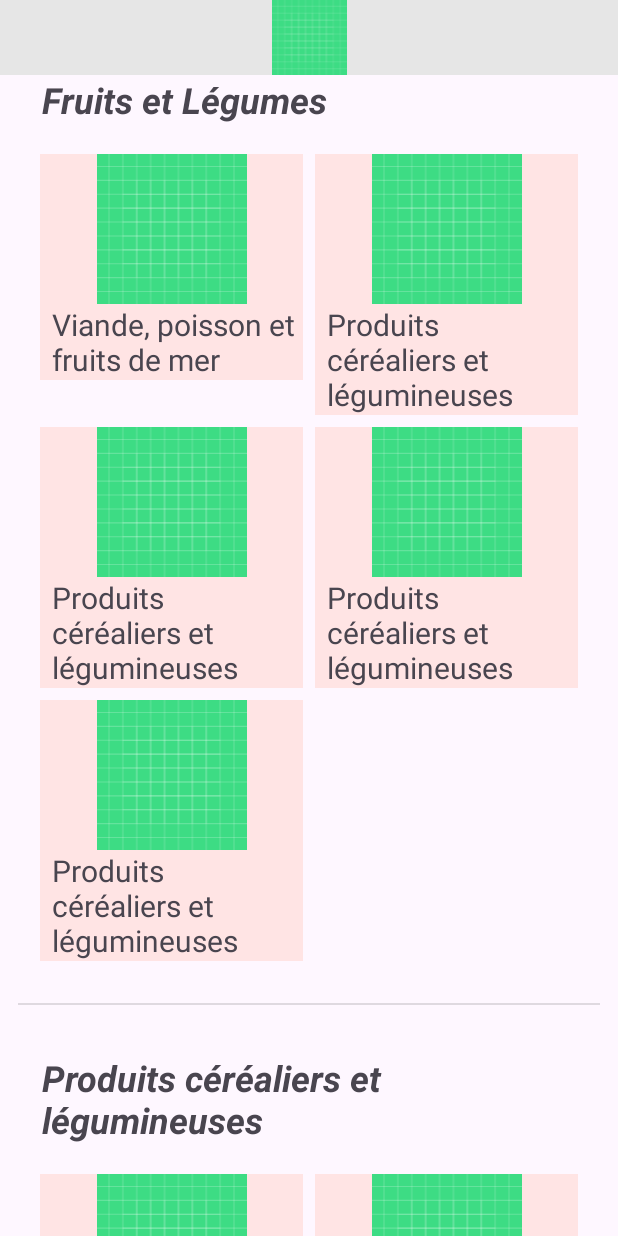
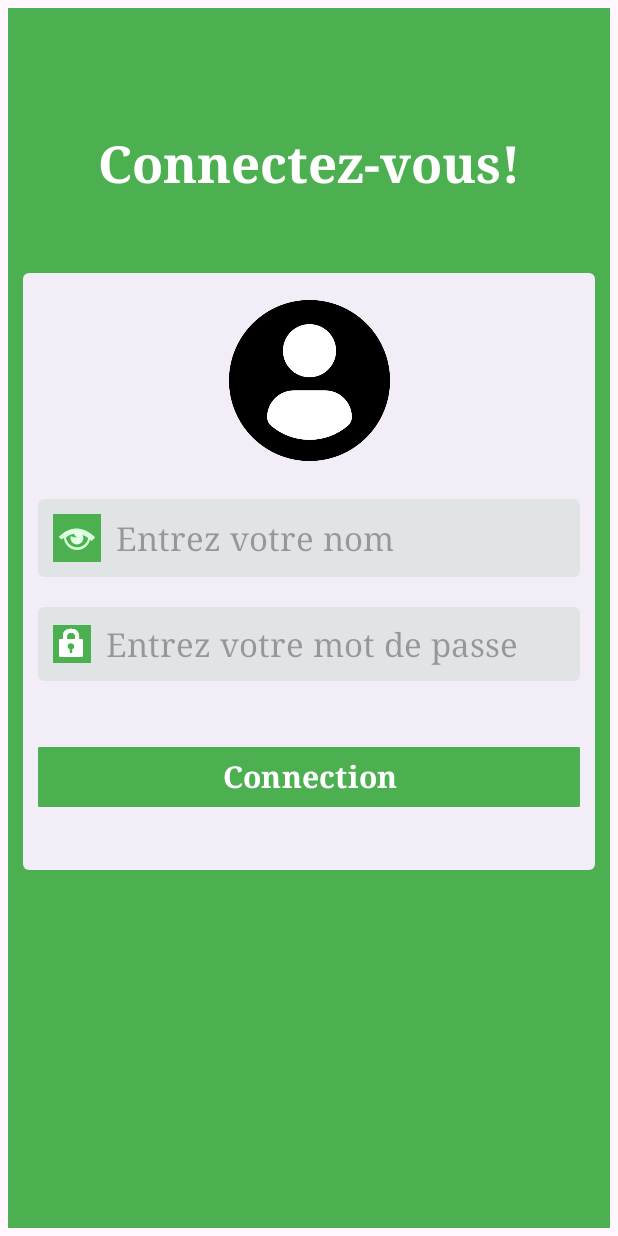
Before and after one commit to WarperSanPlus/PFI-Mobile1, an Android app: the screen it shows after launch (ActivityListe before the commit, LoginActivity after it), on a phone screen of 412 x 824 dp. Run offline under Robolectric (Android 15) with nearby library versions, the light colour scheme and no system bars.

Commit message:
Login Update

```diff
--- a/app/src/main/java/com/example/pfi/Activities/ActivityListe.java
+++ b/app/src/main/java/com/example/pfi/Activities/ActivityListe.java
@@ -17,7 +17,6 @@ import java.util.ArrayList;
 import java.util.Comparator;
 
 public class ActivityListe extends AppCompatActivity {
-
     @Override
     protected void onCreate(Bundle savedInstanceState) {
         super.onCreate(savedInstanceState);
--- /dev/null
+++ b/app/src/main/java/com/example/pfi/Activities/LoginActivity.java
@@ -0,0 +1,61 @@
+package com.example.pfi.Activities;
+
+import androidx.appcompat.app.AppCompatActivity;
+
+import android.content.Intent;
+import android.os.Bundle;
+import android.view.View;
+import android.widget.Button;
+import android.widget.EditText;
+
+import com.example.pfi.Classes.Client;
+import com.example.pfi.R;
+import com.google.android.material.snackbar.Snackbar;
+
+public class LoginActivity extends AppCompatActivity {
+    private EditText edit_nom;
+    private EditText edit_mdp;
+
+    protected void onCreate(Bundle savedInstanceState) {
+        super.onCreate(savedInstanceState);
+        setContentView(R.layout.activity_login);
+
+        // Récupération des views
+        edit_nom = findViewById(R.id.login_edit_nom);
+        edit_mdp = findViewById(R.id.login_edit_mdp);
+        Button btn = findViewById(R.id.login_btn_connection);
+
+        // Click bouton
+        btn.setOnClickListener(this::onConnectionBtnClicked);
+    }
+
+    /**
+     *
+     * @param mdpDuClient  Parameter 1 -> mdp dans le editText
+     * @return boolean si le mdp est correct
+     */
+    private boolean mdpCorrect(String mdpDuClient) {
+        return mdpDuClient.equals("Password");
+    }
+
+    private void onConnectionBtnClicked(View view) {
+        // Récupération nom & mot de passe du client
+        String nom = edit_nom.getText().toString();
+        String mdp = edit_mdp.getText().toString();
+
+        // Vérification du mot de passe (par défaut: Password)
+        if (!mdpCorrect(mdp)){
+            Snackbar.make(
+                    findViewById(R.id.login_layout1),
+                    getString(R.string.login_error),
+                    Snackbar.LENGTH_SHORT
+            ).show();
+            return;
+        }
+
+        Intent versListeÉpicerie = new Intent(this, MainActivity.class);
+
+        Client client = new Client(nom, mdp);
+        startActivity(versListeÉpicerie);
+    }
+}
--- a/app/src/main/java/com/example/pfi/Activities/MainActivity.java
+++ b/app/src/main/java/com/example/pfi/Activities/MainActivity.java
@@ -4,6 +4,7 @@ import androidx.annotation.StringRes;
 import androidx.appcompat.app.AppCompatActivity;
 
 import android.content.Intent;
+import android.content.res.Resources;
 import android.os.Bundle;
 
 import com.example.pfi.R;
--- a/app/src/main/java/com/example/pfi/Classes/Category.java
+++ b/app/src/main/java/com/example/pfi/Classes/Category.java
@@ -1,4 +1,6 @@
 package com.example.pfi.Classes;
+
+import android.os.Bundle;
 
 import androidx.annotation.NonNull;
 import androidx.annotation.StringRes;
@@ -38,6 +40,8 @@ public class Category implements Comparable<Category> {
         articles.sort(Comparator.naturalOrder());
     }
 
+    public ArrayList<Article> getArticles() { return articles; }
+
     // endregion
 
     public Category(
@@ -47,7 +51,6 @@ public class Category implements Comparable<Category> {
     }
 
     // region Static
-
     /**
      *
      * @return Categories loaded by the application.
--- a/app/src/main/java/com/example/pfi/Fragments/CategoryDisplay.java
+++ b/app/src/main/java/com/example/pfi/Fragments/CategoryDisplay.java
@@ -22,9 +22,11 @@ import java.util.ArrayList;
  * create an instance of this fragment.
  */
 public class CategoryDisplay extends Fragment {
-    private static final String ARG_PARAM1 = "CATEGORY_NAME";
+    private static final String CATEGORY_NAME = "CATEGORY_NAME";
+    private static final String CATEGORY_ARTICLES = "CATEGORY_ARTICLES";
 
     private int name;
+    private ArrayList<Article> articles;
 
     public CategoryDisplay() {
         // Required empty public constructor
@@ -40,7 +42,8 @@ public class CategoryDisplay extends Fragment {
         CategoryDisplay fragment = new CategoryDisplay();
         Bundle args = new Bundle();
 
-        args.putInt(ARG_PARAM1, category.getNomId());
+        args.putInt(CATEGORY_NAME, category.getNomId());
+        args.putSerializable(CATEGORY_ARTICLES, category.getArticles());
 
         fragment.setArguments(args);
         return fragment;
@@ -49,9 +52,12 @@ public class CategoryDisplay extends Fragment {
     @Override
     public void onCreate(Bundle savedInstanceState) {
         super.onCreate(savedInstanceState);
-        if (getArguments() != null) {
-            name = getArguments().getInt(ARG_PARAM1);
-        }
+
+        if (getArguments() == null)
+            return;
+
+        name = getArguments().getInt(CATEGORY_NAME);
+        articles = (ArrayList<Article>) getArguments().getSerializable(CATEGORY_ARTICLES);
     }
 
     @Override
@@ -62,15 +68,6 @@ public class CategoryDisplay extends Fragment {
         TextView categoryName = v.findViewById(R.id.categoryNameTV);
         categoryName.setText(name);
 
-        // categoryDisplay_articlesGrid
-        // Get articles
-        ArrayList<Article> articles = new ArrayList<>();
-        articles.add(new Article(R.string.category_meat, R.string.category_diary));
-        articles.add(new Article(R.string.category_cereals, R.string.category_diary));
-        articles.add(new Article(R.string.category_cereals, R.string.category_diary));
-        articles.add(new Article(R.string.category_cereals, R.string.category_diary));
-        articles.add(new Article(R.string.category_cereals, R.string.category_diary));
-
         // Create fragments
         FragmentHelper.createFragments(
                 R.id.categoryDisplay_articlesGrid,
@@ -79,6 +76,11 @@ public class CategoryDisplay extends Fragment {
                 getChildFragmentManager()
         );
 
+        // Hide empty categories
+        if (articles.size() == 0) {
+            v.setVisibility(View.GONE);
+        }
+
         return v;
     }
 }
--- /dev/null
+++ b/app/src/main/res/layout/activity_login.xml
@@ -0,0 +1,127 @@
+<?xml version="1.0" encoding="utf-8"?>
+<androidx.constraintlayout.widget.ConstraintLayout xmlns:android="http://schemas.android.com/apk/res/android"
+    xmlns:app="http://schemas.android.com/apk/res-auto"
+    xmlns:tools="http://schemas.android.com/tools"
+    android:id="@+id/login_layout1"
+    android:layout_width="match_parent"
+    android:layout_height="match_parent"
+    android:layout_margin="5dp"
+    android:background="@color/main_color_fg"
+    tools:context=".Activities.LoginActivity">
+
+    <TextView
+        android:id="@+id/login_titre"
+        android:layout_width="0dp"
+        android:layout_height="wrap_content"
+        android:layout_marginTop="80dp"
+        android:fontFamily="serif"
+        android:text="@string/login_titre"
+        android:textAlignment="center"
+        android:textColor="@color/main_title"
+        android:textSize="34sp"
+        android:textStyle="bold"
+        app:layout_constraintEnd_toEndOf="parent"
+        app:layout_constraintStart_toStartOf="parent"
+        app:layout_constraintTop_toTopOf="parent"
+        tools:ignore="TextContrastCheck" />
+
+    <androidx.constraintlayout.widget.ConstraintLayout
+        android:id="@+id/login_layout"
+        android:layout_width="0dp"
+        android:layout_height="wrap_content"
+        android:layout_marginStart="10dp"
+        android:layout_marginTop="50dp"
+        android:layout_marginEnd="10dp"
+        android:background="?attr/popupMenuBackground"
+        app:layout_constraintEnd_toEndOf="parent"
+        app:layout_constraintHorizontal_bias="0.0"
+        app:layout_constraintStart_toStartOf="parent"
+        app:layout_constraintTop_toBottomOf="@+id/login_titre">
+
+        <ImageView
+            android:id="@+id/login_img"
+            android:layout_width="131dp"
+            android:layout_height="107dp"
+
+            android:layout_marginTop="10dp"
+            android:importantForAccessibility="no"
+            app:layout_constraintEnd_toEndOf="parent"
+            app:layout_constraintHorizontal_bias="0.501"
+            app:layout_constraintStart_toStartOf="parent"
+            app:layout_constraintTop_toTopOf="parent"
+            app:srcCompat="@drawable/login" />
+
+        <EditText
+            android:id="@+id/login_edit_nom"
+            android:layout_width="0dp"
+            android:layout_height="wrap_content"
+            android:layout_marginStart="10dp"
+            android:layout_marginTop="25dp"
+            android:layout_marginEnd="10dp"
+            android:autofillHints="@string/login_Entrez_nom"
+            android:background="?attr/popupMenuBackground"
+            android:backgroundTint="#1B4E954E"
+            android:drawableStart="@android:drawable/ic_menu_view"
+            android:drawablePadding="10dp"
+            android:drawableTint="@color/main_color_fg"
+            android:drawableTintMode="add"
+            android:fontFamily="serif"
+            android:hint="@string/login_Entrez_nom"
+            android:inputType="text"
+            android:padding="10dp"
+            android:textSize="22sp"
+            app:layout_constraintEnd_toEndOf="parent"
+            app:layout_constraintHorizontal_bias="0.0"
+            app:layout_constraintStart_toStartOf="parent"
+            app:layout_constraintTop_toBottomOf="@+id/login_img"
+            tools:ignore="TextContrastCheck,VisualLintTextFieldSize" />
+
+        <EditText
+            android:id="@+id/login_edit_mdp"
+            android:layout_width="0dp"
+            android:layout_height="wrap_content"
+            android:layout_marginStart="10dp"
+            android:layout_marginTop="20dp"
+            android:layout_marginEnd="10dp"
+            android:autofillHints="@string/login_Entrez_mdp"
+            android:background="?attr/popupMenuBackground"
+            android:backgroundTint="#1B4E954E"
+            android:drawableStart="@android:drawable/ic_lock_idle_lock"
+            android:drawablePadding="10dp"
+            android:drawableTint="@color/main_color_fg"
+            android:drawableTintMode="add"
+            android:fontFamily="serif"
+            android:hint="@string/login_Entrez_mdp"
+            android:inputType="textPassword"
+            android:padding="10dp"
+            android:textSize="22sp"
+            app:layout_constraintEnd_toEndOf="parent"
+            app:layout_constraintHorizontal_bias="0.0"
+            app:layout_constraintStart_toStartOf="parent"
+            app:layout_constraintTop_toBottomOf="@+id/login_edit_nom"
+            tools:ignore="TextContrastCheck,VisualLintTextFieldSize" />
+
+        <Button
+            android:id="@+id/login_btn_connection"
+            android:layout_width="0dp"
+            android:layout_height="wrap_content"
+            android:layout_marginStart="10dp"
+
+            android:layout_marginTop="40dp"
+
+            android:layout_marginEnd="10dp"
+            android:layout_marginBottom="30dp"
+            android:backgroundTint="@color/main_color_fg"
+            android:fontFamily="serif"
+            android:text="@string/login_btn_connection"
+            android:textSize="20sp"
+            android:textStyle="bold"
+            app:cornerRadius="@dimen/cardview_compat_inset_shadow"
+            app:layout_constraintBottom_toBottomOf="parent"
+            app:layout_constraintEnd_toEndOf="parent"
+            app:layout_constraintStart_toStartOf="parent"
+            app:layout_constraintTop_toBottomOf="@+id/login_edit_mdp"
+            tools:ignore="TextContrastCheck,VisualLintButtonSize" />
+    </androidx.constraintlayout.widget.ConstraintLayout>
+
+</androidx.constraintlayout.widget.ConstraintLayout>
--- a/app/src/main/res/layout/fragment_article_display.xml
+++ b/app/src/main/res/layout/fragment_article_display.xml
@@ -5,7 +5,6 @@
     android:layout_height="match_parent"
     android:layout_gravity="center_horizontal"
     android:layout_marginHorizontal="8dp"
-    android:background="#FFE4E4"
     tools:context=".Fragments.ArticleDisplay">
 
     <LinearLayout
@@ -17,6 +16,7 @@
             android:id="@+id/imageView"
             android:layout_width="match_parent"
             android:layout_height="100dp"
+            android:layout_marginTop="8dp"
             android:src="@drawable/ic_launcher_background" />
 
         <TextView
--- a/app/src/main/res/values/colors.xml
+++ b/app/src/main/res/values/colors.xml
@@ -2,4 +2,9 @@
 <resources>
     <color name="black">#FF000000</color>
     <color name="white">#FFFFFFFF</color>
+
+    <color name="main_color_fg">#4CAF50</color>
+    <color name="main_color_bg">#D84CAF50</color>
+    <color name="main_title">#FFFFFF</color>
+
 </resources>
--- a/app/src/main/res/values/strings.xml
+++ b/app/src/main/res/values/strings.xml
@@ -2,10 +2,22 @@
     <string name="app_name">PFI</string>
     <string name="placeholder">PLACEHOLDER</string>
 
+    <!-- NAVIGATION BAR -->
+    <string name="activity_liste_name">Liste</string>
+
+
+    <!-- SNACKBARS -->
+    <string name="login_error">Votre nom ou votre mot de passe est invalide</string>
+
+    <!-- LOGIN -->
+    <string name="login_titre">Connectez-vous! </string>
+    <string name="login_Entrez_nom">Entrez votre nom</string>
+    <string name="login_Entrez_mdp">Entrez votre mot de passe</string>
+    <string name="login_btn_connection">Connection</string>
+
+    <!-- CATEGORY -->
     <string name="category_fruits">Fruits et Légumes</string>
     <string name="category_cereals">Produits céréaliers et légumineuses</string>
     <string name="category_diary">Produits laitiers</string>
     <string name="category_meat">Viande, poisson et fruits de mer</string>
-    <!-- TODO: Remove or change this placeholder text -->
-    <string name="hello_blank_fragment">Hello blank fragment</string>
 </resources>
```
Also changed, not shown: app/src/main/AndroidManifest.xml (+8 -5 lines), app/src/main/java/com/example/pfi/Classes/Client.java (+23 -0 lines), app/src/main/res/layout/activity_liste.xml (+59 -12 lines), app/src/main/res/drawable/login.png (added), app/src/main/res/drawable/logo_placeholder.png (added).
